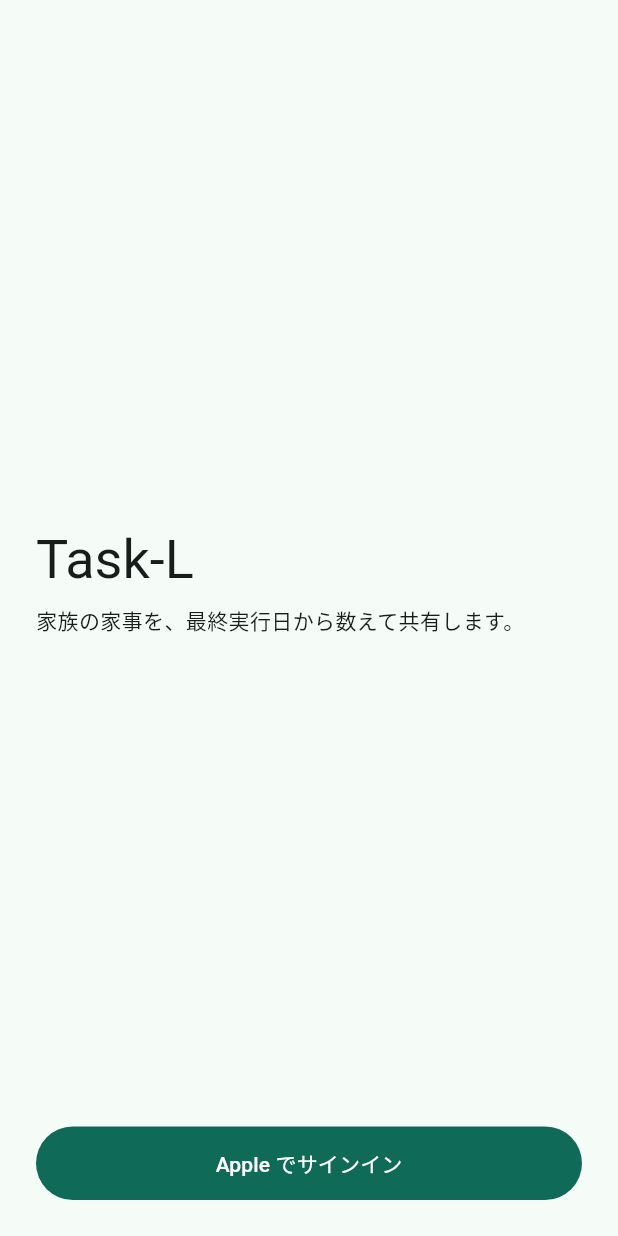
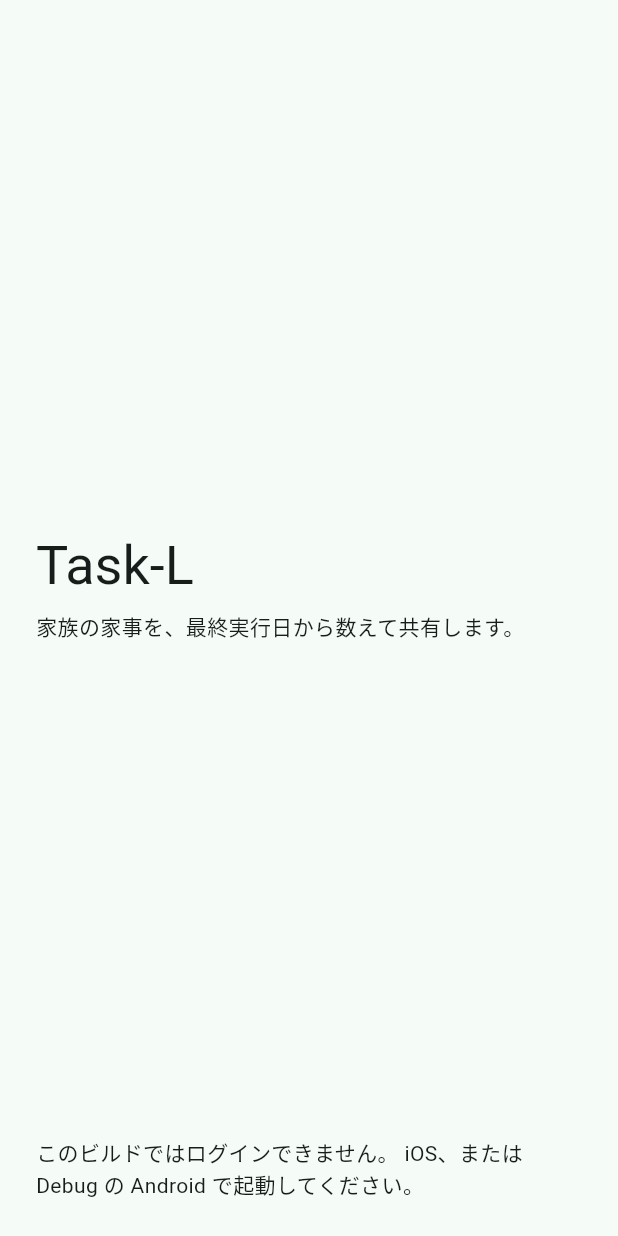
Before and after one commit to nadeshiko69/task-loop, a Flutter app: the SignInScreen screen opened directly, on a phone screen of 412 x 824 dp. Run offline on Flutter 3.47's test engine with Material 3 defaults, Android fonts, the phone set to English and light mode, and no system bars; our stand-ins replace cloud_firestore, firebase_auth, firebase_core, sign_in_with_apple; accounts and stored records are empty; generated files the repository leaves out were written again.

Commit message:
プロトタイプ作成

```diff
--- a/lib/repositories/auth_repository.dart
+++ b/lib/repositories/auth_repository.dart
@@ -4,13 +4,20 @@ import 'dart:math';
 
 import 'package:crypto/crypto.dart';
 import 'package:firebase_auth/firebase_auth.dart';
+import 'package:flutter/foundation.dart';
 import 'package:sign_in_with_apple/sign_in_with_apple.dart';
 
-/// Apple ログインとアカウント削除だけを担当する。
+/// Apple ログインとアカウント削除を担当する。
+///
+/// Android の Debug ビルドだけ、開発用の匿名ログインも使える。
 class AuthRepository {
   AuthRepository({FirebaseAuth? auth}) : _auth = auth ?? FirebaseAuth.instance;
 
   final FirebaseAuth _auth;
+
+  /// リリースや iOS には出さない。Windows + Android 実装用。
+  static bool get allowsDevAnonymousSignIn =>
+      kDebugMode && Platform.isAndroid;
 
   Stream<User?> authState() => _auth.authStateChanges();
 
@@ -49,6 +56,19 @@ class AuthRepository {
     );
   }
 
+  /// Debug の Android 専用。Firebase Console で「匿名」を有効にすること。
+  Future<AppleSignInResult> signInAnonymouslyForDev() async {
+    if (!allowsDevAnonymousSignIn) {
+      throw StateError('開発用匿名ログインは Debug の Android のみです');
+    }
+
+    final userCredential = await _auth.signInAnonymously();
+    return AppleSignInResult(
+      user: userCredential.user!,
+      fullNameFromApple: '開発ユーザー',
+    );
+  }
+
   Future<void> signOut() => _auth.signOut();
 
   /// 削除前に再認証が必要なことがある。
--- a/lib/screens/sign_in_screen.dart
+++ b/lib/screens/sign_in_screen.dart
@@ -1,5 +1,8 @@
+import 'dart:io';
+
 import 'package:flutter/material.dart';
 
+import '../repositories/auth_repository.dart';
 import '../repositories/repositories.dart';
 import '../widgets/error_snackbar.dart';
 
@@ -13,10 +16,12 @@ class SignInScreen extends StatefulWidget {
 class _SignInScreenState extends State<SignInScreen> {
   bool _busy = false;
 
-  Future<void> _signIn() async {
+  Future<void> _runSignIn(
+    Future<AppleSignInResult> Function() signIn,
+  ) async {
     setState(() => _busy = true);
     try {
-      final result = await authRepository.signInWithApple();
+      final result = await signIn();
       await userRepository.ensureUser(
         authUser: result.user,
         fullNameFromApple: result.fullNameFromApple,
@@ -35,6 +40,9 @@ class _SignInScreenState extends State<SignInScreen> {
 
   @override
   Widget build(BuildContext context) {
+    final showApple = Platform.isIOS;
+    final showDevAnonymous = AuthRepository.allowsDevAnonymousSignIn;
+
     return Scaffold(
       body: SafeArea(
         child: Padding(
@@ -50,13 +58,43 @@ class _SignInScreenState extends State<SignInScreen> {
               const SizedBox(height: 8),
               const Text('家族の家事を、最終実行日から数えて共有します。'),
               const Spacer(),
-              SizedBox(
-                width: double.infinity,
-                child: FilledButton(
-                  onPressed: _busy ? null : _signIn,
-                  child: Text(_busy ? 'ログイン中…' : 'Apple でサインイン'),
+              if (showApple)
+                SizedBox(
+                  width: double.infinity,
+                  child: FilledButton(
+                    onPressed: _busy
+                        ? null
+                        : () => _runSignIn(authRepository.signInWithApple),
+                    child: Text(_busy ? 'ログイン中…' : 'Apple でサインイン'),
+                  ),
                 ),
-              ),
+              if (showDevAnonymous) ...[
+                SizedBox(
+                  width: double.infinity,
+                  child: FilledButton(
+                    onPressed: _busy
+                        ? null
+                        : () => _runSignIn(
+                              authRepository.signInAnonymouslyForDev,
+                            ),
+                    child: Text(
+                      _busy ? 'ログイン中…' : '開発用ログイン（匿名）',
+                    ),
+                  ),
+                ),
+                const SizedBox(height: 8),
+                Text(
+                  'Debug の Android だけ表示されます。'
+                  ' Firebase Authentication で「匿名」を有効化してください。',
+                  style: Theme.of(context).textTheme.bodySmall,
+                ),
+              ],
+              if (!showApple && !showDevAnonymous)
+                Text(
+                  'このビルドではログインできません。'
+                  ' iOS、または Debug の Android で起動してください。',
+                  style: Theme.of(context).textTheme.bodyMedium,
+                ),
             ],
           ),
         ),
```
Also changed, not shown: firebase.json, 2 other files.
